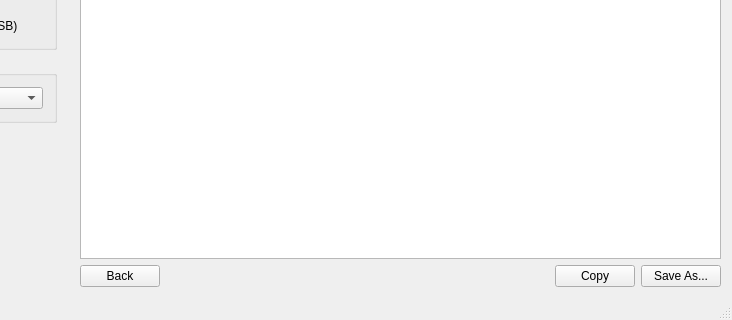
The window that ui/mainwindow.ui (ayoy/font2bytes) describes before a commit, drawn with Qt 5; both pictures show x 133 to 865 and y 263 to 583 of the 865 by 583 pixel window.
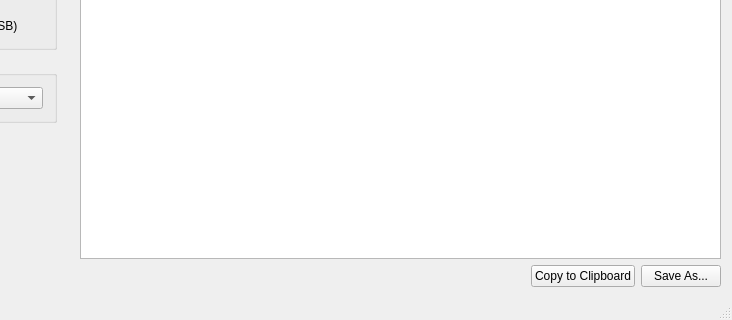
The same window after the commit. The open tabs and pages were chosen to show the change. Custom widgets are drawn as their Qt base class.

The edit to the form file:
```diff
--- a/ui/mainwindow.ui
+++ b/ui/mainwindow.ui
@@ -225,13 +225,6 @@
         </item>
         <item>
          <layout class="QHBoxLayout" name="horizontalLayout_3">
-          <item>
-           <widget class="QPushButton" name="backButton">
-            <property name="text">
-             <string>Back</string>
-            </property>
-           </widget>
-          </item>
           <item>
            <spacer name="horizontalSpacer">
             <property name="orientation">
@@ -248,7 +241,7 @@
           <item>
            <widget class="QPushButton" name="copyButton">
             <property name="text">
-             <string>Copy</string>
+             <string>Copy to Clipboard</string>
             </property>
            </widget>
           </item>
```
